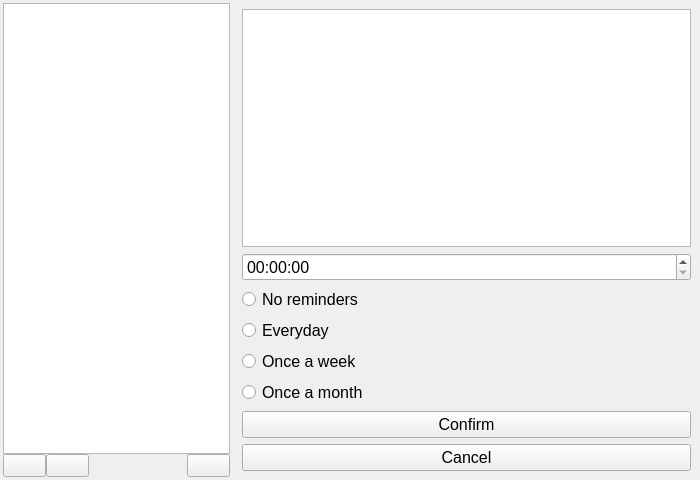
The window that form.ui (xEska1337/remember-your-passwords) describes before a commit, drawn with Qt 5.
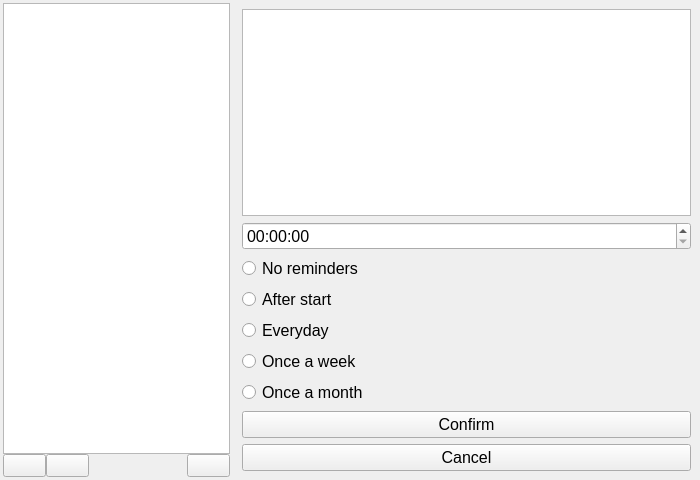
The same window after the commit. The open tabs and pages were chosen to show the change. Icons and pictures are not drawn.

Commit message: notification after start

Patch:
```diff
--- a/form.ui
+++ b/form.ui
@@ -450,6 +450,18 @@
                 </property>
                </widget>
               </item>
+              <item>
+               <widget class="QRadioButton" name="editReminderAfterStart">
+                <property name="font">
+                 <font>
+                  <pointsize>12</pointsize>
+                 </font>
+                </property>
+                <property name="text">
+                 <string>After start</string>
+                </property>
+               </widget>
+              </item>
               <item>
                <widget class="QRadioButton" name="editReminderEveryday">
                 <property name="font">
```
Left out of the diff: 12 changed lines with no effect on the pictures. The commit also changes 4 other files.
